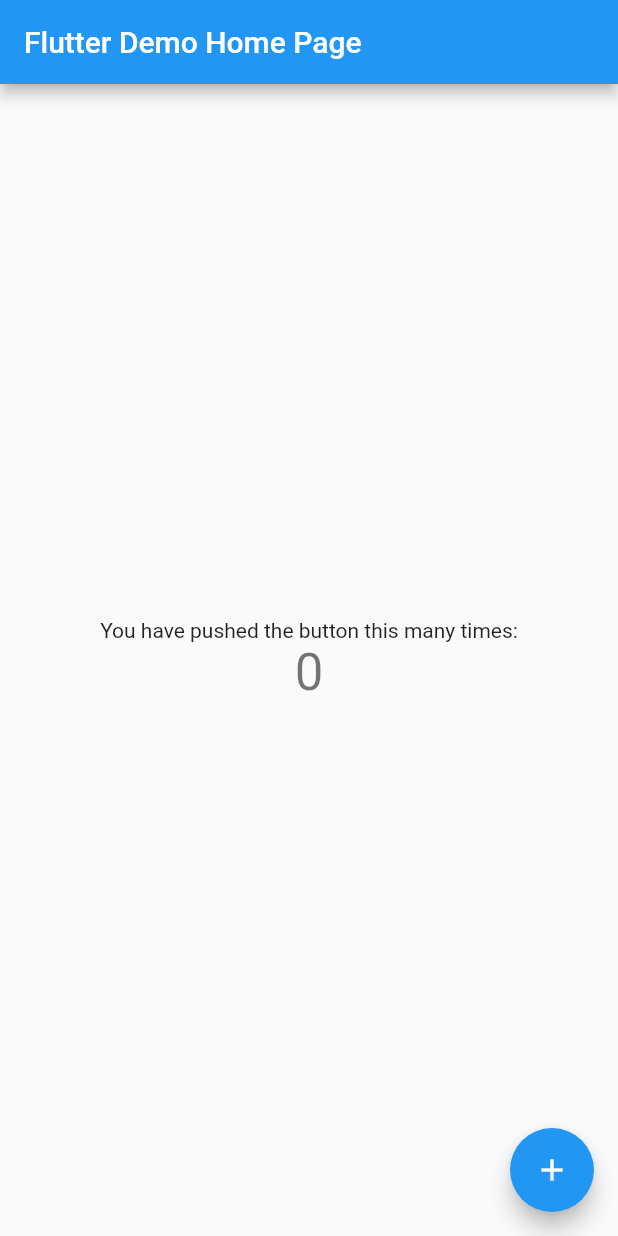
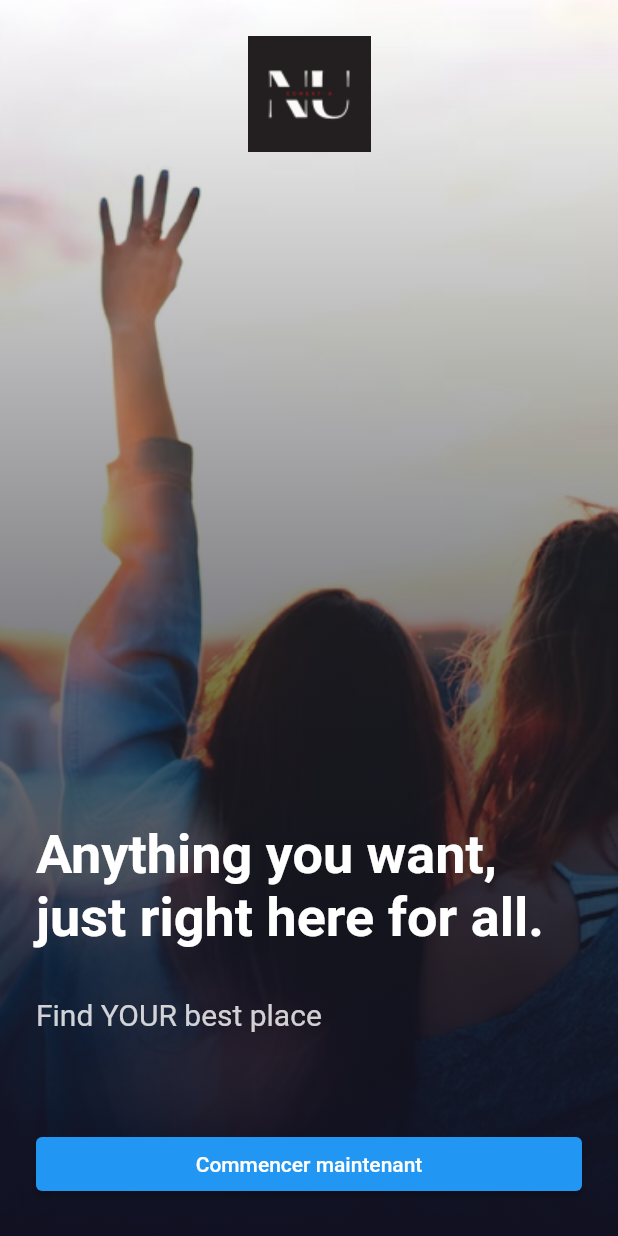
Before and after one commit to Samisann/social_network, a Flutter app: the screen it shows after launch, on a phone screen of 412 x 824 dp. Run offline on Flutter 3.47's test engine with Material 2 defaults, Android fonts, the phone set to English and light mode, and no system bars.

```diff
--- a/social_network/lib/main.dart
+++ b/social_network/lib/main.dart
@@ -1,115 +1,88 @@
 import 'package:flutter/material.dart';
+import './login.dart';
 
-void main() {
-  runApp(const MyApp());
-}
+void main() => runApp(MyApp());
 
 class MyApp extends StatelessWidget {
-  const MyApp({super.key});
-
-  // This widget is the root of your application.
   @override
   Widget build(BuildContext context) {
     return MaterialApp(
-      title: 'Flutter Demo',
+      title: 'Flutter Splash Screen Demo',
       theme: ThemeData(
-        // This is the theme of your application.
-        //
-        // Try running your application with "flutter run". You'll see the
-        // application has a blue toolbar. Then, without quitting the app, try
-        // changing the primarySwatch below to Colors.green and then invoke
-        // "hot reload" (press "r" in the console where you ran "flutter run",
-        // or simply save your changes to "hot reload" in a Flutter IDE).
-        // Notice that the counter didn't reset back to zero; the application
-        // is not restarted.
         primarySwatch: Colors.blue,
       ),
-      home: const MyHomePage(title: 'Flutter Demo Home Page'),
+      home: SplashScreen(),
     );
   }
 }
 
-class MyHomePage extends StatefulWidget {
-  const MyHomePage({super.key, required this.title});
-
-  // This widget is the home page of your application. It is stateful, meaning
-  // that it has a State object (defined below) that contains fields that affect
-  // how it looks.
-
-  // This class is the configuration for the state. It holds the values (in this
-  // case the title) provided by the parent (in this case the App widget) and
-  // used by the build method of the State. Fields in a Widget subclass are
-  // always marked "final".
-
-  final String title;
-
-  @override
-  State<MyHomePage> createState() => _MyHomePageState();
-}
-
-class _MyHomePageState extends State<MyHomePage> {
-  int _counter = 0;
-
-  void _incrementCounter() {
-    setState(() {
-      // This call to setState tells the Flutter framework that something has
-      // changed in this State, which causes it to rerun the build method below
-      // so that the display can reflect the updated values. If we changed
-      // _counter without calling setState(), then the build method would not be
-      // called again, and so nothing would appear to happen.
-      _counter++;
-    });
-  }
-
+class SplashScreen extends StatelessWidget {
   @override
   Widget build(BuildContext context) {
-    // This method is rerun every time setState is called, for instance as done
-    // by the _incrementCounter method above.
-    //
-    // The Flutter framework has been optimized to make rerunning build methods
-    // fast, so that you can just rebuild anything that needs updating rather
-    // than having to individually change instances of widgets.
     return Scaffold(
-      appBar: AppBar(
-        // Here we take the value from the MyHomePage object that was created by
-        // the App.build method, and use it to set our appbar title.
-        title: Text(widget.title),
+      body: Stack(
+        children: [
+          Container(
+            decoration: BoxDecoration(
+              image: DecorationImage(
+                image: AssetImage('assets/images/image_splash.png'),
+                fit: BoxFit.cover,
               ),
-      body: Center(
-        // Center is a layout widget. It takes a single child and positions it
-        // in the middle of the parent.
+            ),
+          ),
+          Container(
+            decoration: BoxDecoration(
+              gradient: LinearGradient(
+                begin: Alignment.topCenter,
+                end: Alignment.bottomCenter,
+                colors: [Colors.transparent, Color(0xFF111122)],
+              ),
+            ),
+          ),
+          SafeArea(
+            child: Padding(
+              padding: const EdgeInsets.all(24.0),
               child: Column(
-          // Column is also a layout widget. It takes a list of children and
-          // arranges them vertically. By default, it sizes itself to fit its
-          // children horizontally, and tries to be as tall as its parent.
-          //
-          // Invoke "debug painting" (press "p" in the console, choose the
-          // "Toggle Debug Paint" action from the Flutter Inspector in Android
-          // Studio, or the "Toggle Debug Paint" command in Visual Studio Code)
-          // to see the wireframe for each widget.
-          //
-          // Column has various properties to control how it sizes itself and
-          // how it positions its children. Here we use mainAxisAlignment to
-          // center the children vertically; the main axis here is the vertical
-          // axis because Columns are vertical (the cross axis would be
-          // horizontal).
-          mainAxisAlignment: MainAxisAlignment.center,
-          children: <Widget>[
-            const Text(
-              'You have pushed the button this many times:',
+                crossAxisAlignment: CrossAxisAlignment.start,
+                children: [
+                  Center(child: Image.asset('assets/images/logo.png')),
+                  Spacer(flex: 14),
+                  Text(
+                    'Anything you want, just right here for all.',
+                    style: TextStyle(
+                      fontSize: 36,
+                      fontWeight: FontWeight.bold,
+                      color: Colors.white,
                     ),
+                  ),
+                  Spacer(flex: 1),
                   Text(
-              '$_counter',
-              style: Theme.of(context).textTheme.headline4,
+                    'Find YOUR best place',
+                    style: TextStyle(
+                      fontSize: 20,
+                      color: Colors.white.withOpacity(0.8),
+                    ),
+                  ),
+                  Spacer(flex: 2),
+                  Center(
+                    child: ElevatedButton(
+                      onPressed: () {
+                        Navigator.push(
+                          context,
+                          MaterialPageRoute(
+                            builder: (context) => LoginPage(),
+                          ),
+                        );
+                      },
+                      child: Center(child: Text("Commencer maintenant")),
+                    ),
                   ),
                 ],
               ),
             ),
-      floatingActionButton: FloatingActionButton(
-        onPressed: _incrementCounter,
-        tooltip: 'Increment',
-        child: const Icon(Icons.add),
-      ), // This trailing comma makes auto-formatting nicer for build methods.
+          ),
+        ],
+      ),
     );
   }
 }
```
Also changed, not shown: social_network/lib/Home.dart (added, +137 -0 lines), social_network/lib/Welcome/body.dart (added, +11 -0 lines), social_network/lib/Welcome/welcome.dart (added, +13 -0 lines), social_network/lib/login.dart (added, +81 -0 lines), social_network/lib/register.dart (added, +203 -0 lines), social_network/pubspec.yaml (+4 -3 lines), social_network/assets/images/image_splash.png (added), social_network/assets/images/logo.png (added), social_network/pubspec.lock, 1 other file. Lines whose indentation alone changed are shown as unchanged.
